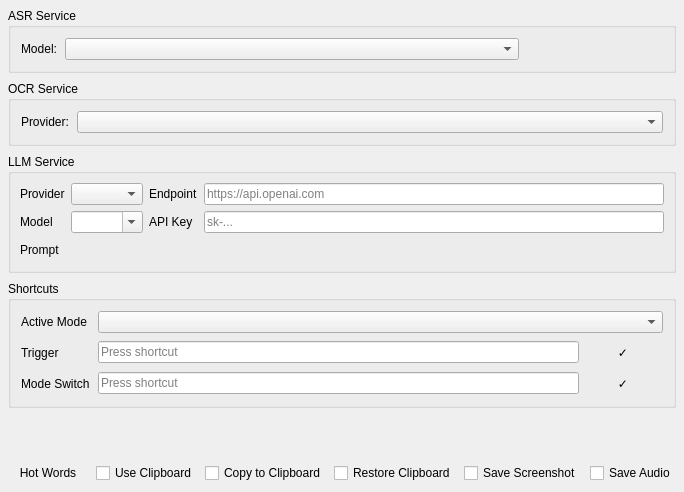
The window that src/asr_setting_widget.ui (xiaodaxia-2008/TalkInput) describes before a commit, drawn with Qt 5.
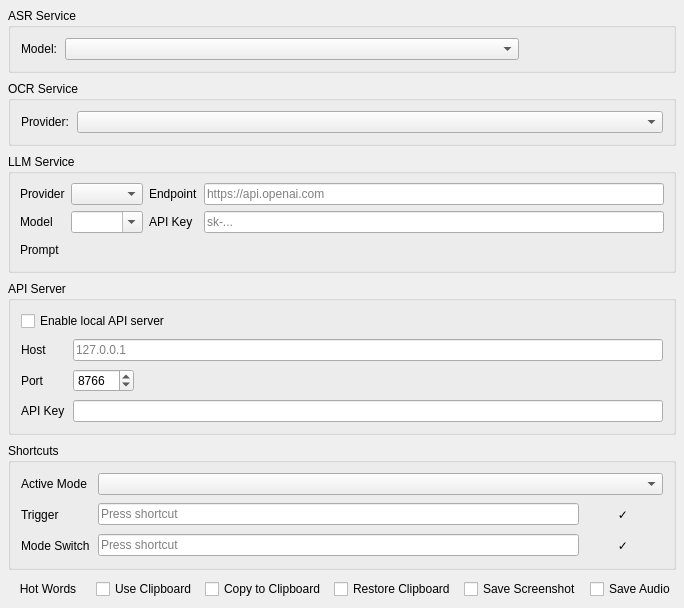
The same window after the commit.

Commit message: feat: add OpenAI-compatible local API server sharing the loaded ASR model

Diff of the .ui file:
```diff
--- a/src/asr_setting_widget.ui
+++ b/src/asr_setting_widget.ui
@@ -294,9 +294,115 @@
       </item>
      </layout>
     </widget>
-   </item>
-   <item>
-    <widget class="QGroupBox" name="shortcutGroup">
+    </item>
+    <item>
+     <widget class="QGroupBox" name="apiServerGroup">
+      <property name="title">
+       <string>API Server</string>
+      </property>
+      <layout class="QGridLayout" name="apiServerLayout">
+       <property name="horizontalSpacing">
+        <number>8</number>
+       </property>
+       <property name="verticalSpacing">
+        <number>8</number>
+       </property>
+       <property name="leftMargin">
+        <number>10</number>
+       </property>
+       <property name="topMargin">
+        <number>10</number>
+       </property>
+       <property name="rightMargin">
+        <number>10</number>
+       </property>
+       <property name="bottomMargin">
+        <number>10</number>
+       </property>
+       <item row="0" column="0" colspan="2">
+        <widget class="QCheckBox" name="apiServerEnableCheck">
+         <property name="toolTip">
+          <string>Expose the loaded ASR model through an OpenAI-compatible HTTP API</string>
+         </property>
+         <property name="text">
+          <string>Enable local API server</string>
+         </property>
+        </widget>
+       </item>
+       <item row="1" column="0">
+        <widget class="QLabel" name="apiServerHostLabel">
+         <property name="text">
+          <string>Host</string>
+         </property>
+        </widget>
+       </item>
+       <item row="1" column="1">
+        <widget class="QLineEdit" name="apiServerHostEdit">
+         <property name="sizePolicy">
+          <sizepolicy hsizetype="Expanding" vsizetype="Fixed">
+           <horstretch>1</horstretch>
+           <verstretch>0</verstretch>
+          </sizepolicy>
+         </property>
+         <property name="placeholderText">
+          <string>127.0.0.1</string>
+         </property>
+        </widget>
+       </item>
+       <item row="2" column="0">
+        <widget class="QLabel" name="apiServerPortLabel">
+         <property name="text">
+          <string>Port</string>
+         </property>
+        </widget>
+       </item>
+       <item row="2" column="1">
+        <widget class="QSpinBox" name="apiServerPortSpin">
+         <property name="sizePolicy">
+          <sizepolicy hsizetype="Maximum" vsizetype="Fixed">
+           <horstretch>0</horstretch>
+           <verstretch>0</verstretch>
+          </sizepolicy>
+         </property>
+         <property name="minimum">
+          <number>1</number>
+         </property>
+         <property name="maximum">
+          <number>65535</number>
+         </property>
+         <property name="value">
+          <number>8766</number>
+         </property>
+        </widget>
+       </item>
+       <item row="3" column="0">
+        <widget class="QLabel" name="apiServerKeyLabel">
+         <property name="toolTip">
+          <string>Leave empty to allow requests without authentication</string>
+         </property>
+         <property name="text">
+          <string>API Key</string>
+         </property>
+        </widget>
+       </item>
+       <item row="3" column="1">
+        <widget class="QLineEdit" name="apiServerKeyEdit">
+         <property name="sizePolicy">
+          <sizepolicy hsizetype="Expanding" vsizetype="Fixed">
+           <horstretch>1</horstretch>
+           <verstretch>0</verstretch>
+          </sizepolicy>
+         </property>
+         <property name="echoMode">
+          <enum>QLineEdit::EchoMode::Password</enum>
+         </property>
+        </widget>
+       </item>
+      </layout>
+     </widget>
+    </item>
+    <item>
+     <widget class="QGroupBox" name="shortcutGroup">
      <property name="title">
       <string>Shortcuts</string>
      </property>
```
The commit also changes 11 other files.
